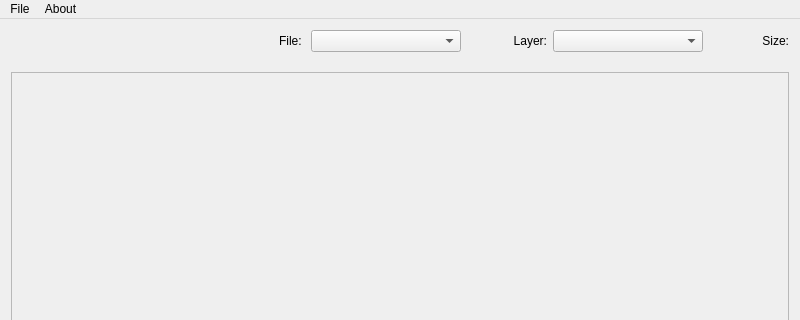
The window that pyramid.ui (VictorIP513/MovaviTest) describes before a commit, drawn with Qt 5; both pictures show x 0 to 800 and y 0 to 320 of the 800 by 600 pixel window.
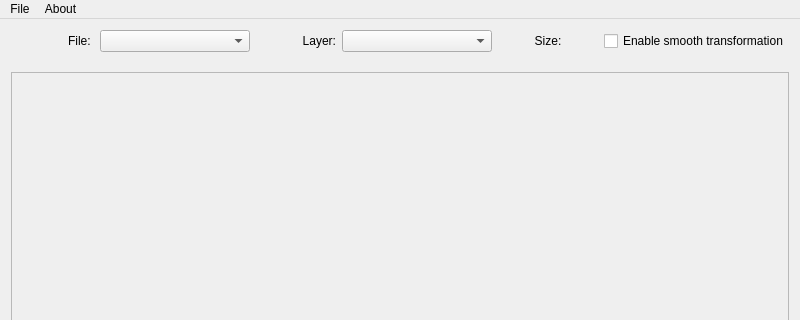
The same window after the commit.

Commit message: Добавлена возможность плавной трансформации изображения при сжатии

```diff
--- a/pyramid.ui
+++ b/pyramid.ui
@@ -35,7 +35,7 @@
           </property>
           <property name="sizeHint" stdset="0">
            <size>
-            <width>84</width>
+            <width>0</width>
             <height>20</height>
            </size>
           </property>
@@ -115,7 +115,7 @@
          <widget class="QLabel" name="sizeLabel">
           <property name="minimumSize">
            <size>
-            <width>80</width>
+            <width>100</width>
             <height>0</height>
            </size>
           </property>
@@ -123,7 +123,29 @@
            <string>Size:</string>
           </property>
           <property name="alignment">
-           <set>Qt::AlignRight|Qt::AlignTrailing|Qt::AlignVCenter</set>
+           <set>Qt::AlignCenter</set>
+          </property>
+         </widget>
+        </item>
+        <item>
+         <widget class="QCheckBox" name="smoothTransformationCheckBox">
+          <property name="sizePolicy">
+           <sizepolicy hsizetype="Fixed" vsizetype="Fixed">
+            <horstretch>0</horstretch>
+            <verstretch>0</verstretch>
+           </sizepolicy>
+          </property>
+          <property name="minimumSize">
+           <size>
+            <width>152</width>
+            <height>0</height>
+           </size>
+          </property>
+          <property name="layoutDirection">
+           <enum>Qt::LeftToRight</enum>
+          </property>
+          <property name="text">
+           <string>Enable smooth transformation</string>
           </property>
          </widget>
         </item>
```
The commit also changes 3 other files.
